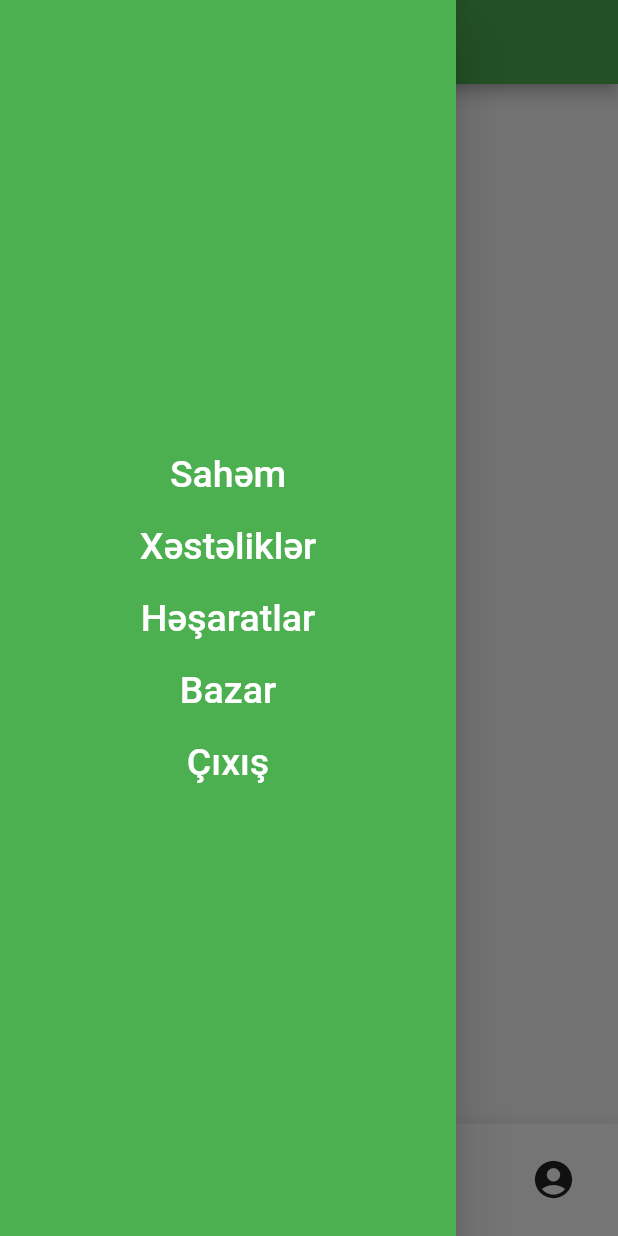
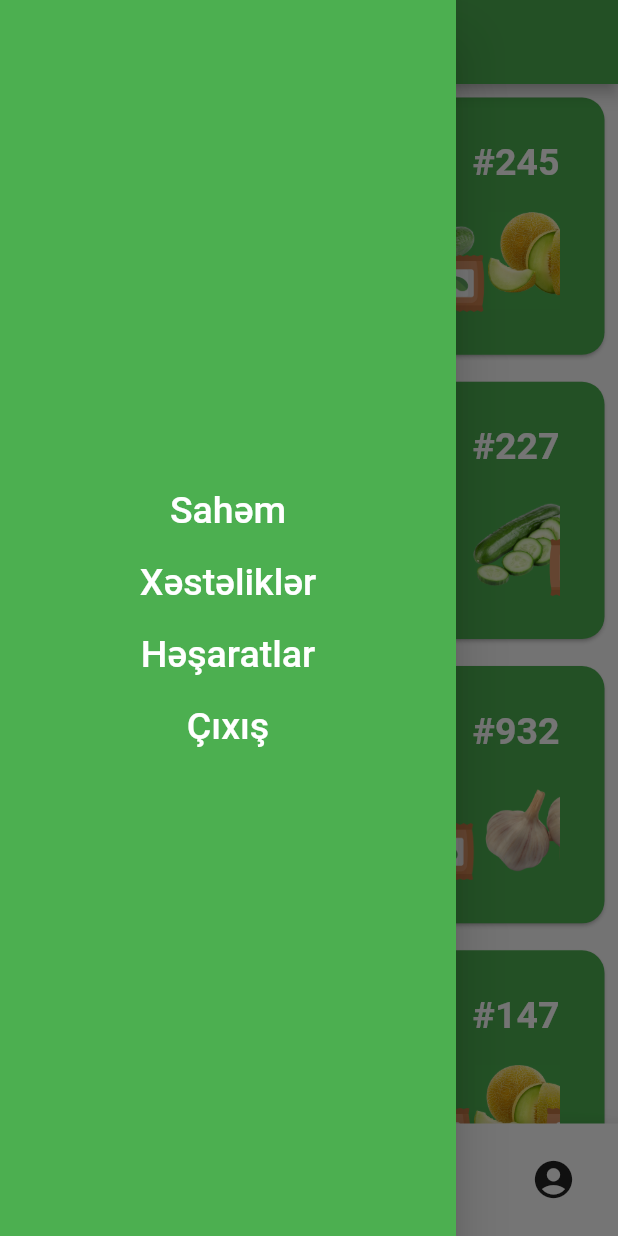
Before and after one commit to Fred0399/agrorammers, a Flutter app: the screen it shows after launch, item 3 of the bottom bar chosen, with the side drawer open, on a phone screen of 412 x 824 dp. Run offline on Flutter 3.47's test engine with Material 2 defaults, Android fonts, the phone set to English and light mode, and no system bars; our stand-ins replace fluttertoast, google_sign_in, rflutter_alert, rxdart.

Commit message:
bazar withput scaffold

```diff
--- a/lib/others/drawer.dart
+++ b/lib/others/drawer.dart
@@ -104,13 +104,6 @@ class DrawerPg extends StatelessWidget {
               },
             ),
             drawDesign(
-              content: "Bazar",
-              pressFunc: () {
-                // Navigator.of(context).pop();
-                Navigator.of(context).pushNamed(MarketPage.routeName);
-              },
-            ),
-            drawDesign(
               content: "Çıxış",
               pressFunc: () => logout,
             ),
--- a/lib/screens/home_page.dart
+++ b/lib/screens/home_page.dart
@@ -1,6 +1,7 @@
 import 'package:agrorammers/blocs/user_plants.dart';
 import 'package:agrorammers/data/plant_data.dart';
 import 'package:agrorammers/data/user.dart';
+import 'package:agrorammers/screens/market-page.dart';
 import 'package:agrorammers/screens/pop_up.dart';
 import 'package:agrorammers/screens/user_profile.dart';
 import 'package:agrorammers/widgets/my_plant.dart';
@@ -135,9 +136,7 @@ class _LoginPageState extends State<LoginPage> {
                   ),
                 ),
           Center(
-            child: Container(
-              child: Text("Məlumat yoxdur!"),
-            ),
+            child: MarketPage(),
           ),
           (widget.loggedUser == null)
               ? StreamBuilder(
--- a/lib/screens/market-page.dart
+++ b/lib/screens/market-page.dart
@@ -35,13 +35,8 @@ class MarketPage extends StatelessWidget {
 
   @override
   Widget build(BuildContext context) {
-    return Scaffold(
-      appBar: AppBar(
-        title: Text('Bazar'),
-      ),
-      body: SingleChildScrollView(
-        child: Column(children: user.map((obj) => MarketItem(obj)).toList()),
-      ),
+    return SingleChildScrollView(
+      child: Column(children: user.map((obj) => MarketItem(obj)).toList()),
     );
   }
 }
```
